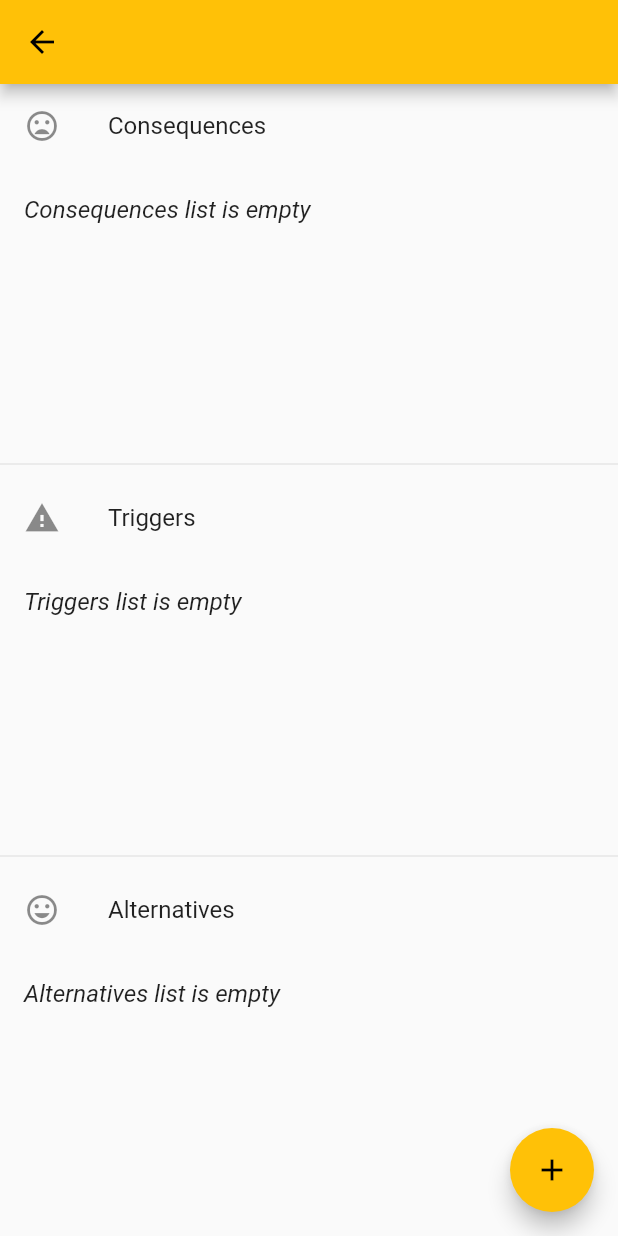
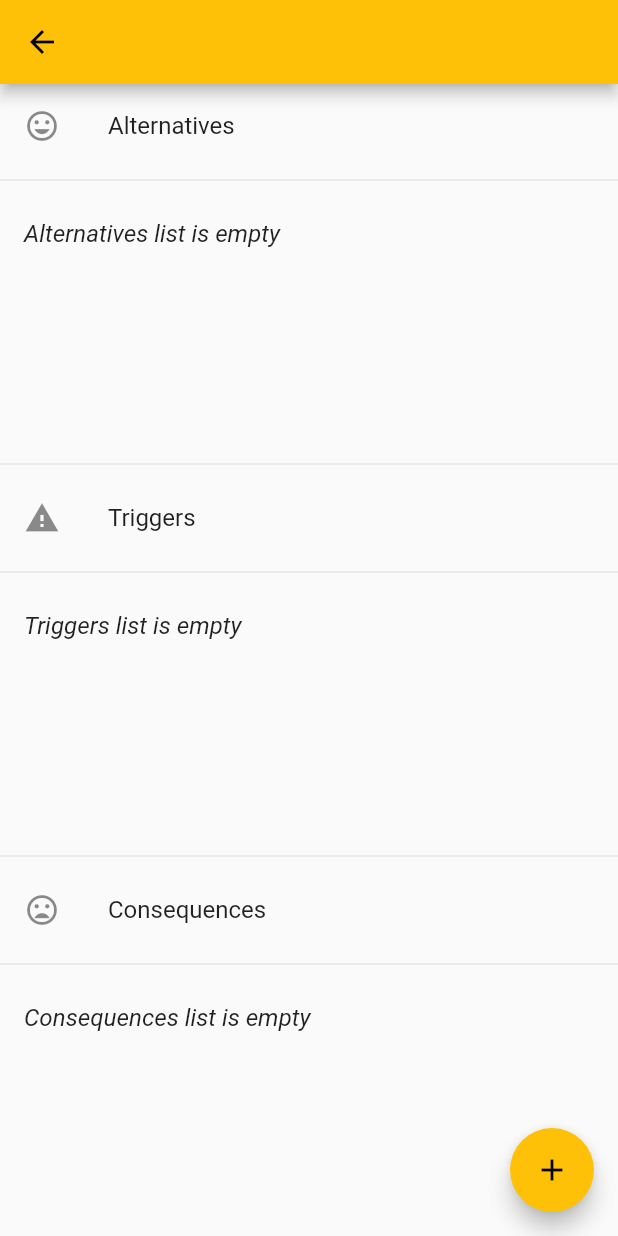
Before and after one commit to Undeadlol1/addictions_flutter, a Flutter app: the AddictionScreen screen opened directly with empty values, on a phone screen of 412 x 824 dp. Run offline on Flutter 3.47's test engine with Material 2 defaults, Android fonts, the phone set to English and light mode, and no system bars; drawn by our look-alikes of flutter_speed_dial; our stand-ins replace cloud_firestore, firebase_auth, flutter_signin_button, google_sign_in; accounts and stored records are empty.

Commit message:
(AddictionScreen) add  more dividers

```diff
--- a/lib/screens/addction_screen/addiction_screen.dart
+++ b/lib/screens/addction_screen/addiction_screen.dart
@@ -23,14 +23,17 @@ class AddictionScreen extends StatelessWidget {
       body: Column(
         mainAxisAlignment: MainAxisAlignment.start,
         children: <Widget>[
-          ListTile(leading: Icon(Icons.mood_bad), title: Text('Consequences')),
-          ConsequencesList(addictionId: args.addictionId),
+          ListTile(leading: Icon(Icons.mood), title: Text('Alternatives')),
+          Divider(),
+          AlternativesList(addictionId: args.addictionId),
           Divider(),
           ListTile(leading: Icon(Icons.warning), title: Text('Triggers')),
+          Divider(),
           TriggersList(addictionId: args.addictionId),
           Divider(),
-          ListTile(leading: Icon(Icons.mood), title: Text('Alternatives')),
-          AlternativesList(addictionId: args.addictionId)
+          ListTile(leading: Icon(Icons.mood_bad), title: Text('Consequences')),
+          Divider(),
+          ConsequencesList(addictionId: args.addictionId),
         ],
       ),
       floatingActionButton: SpeedDial(
```
